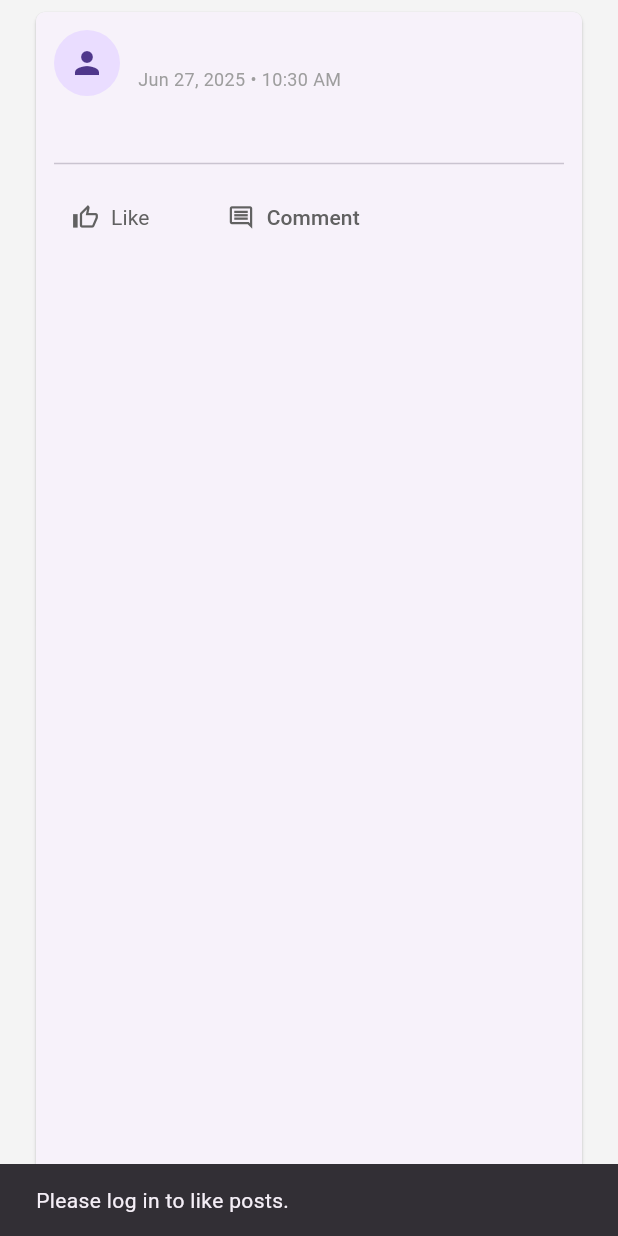
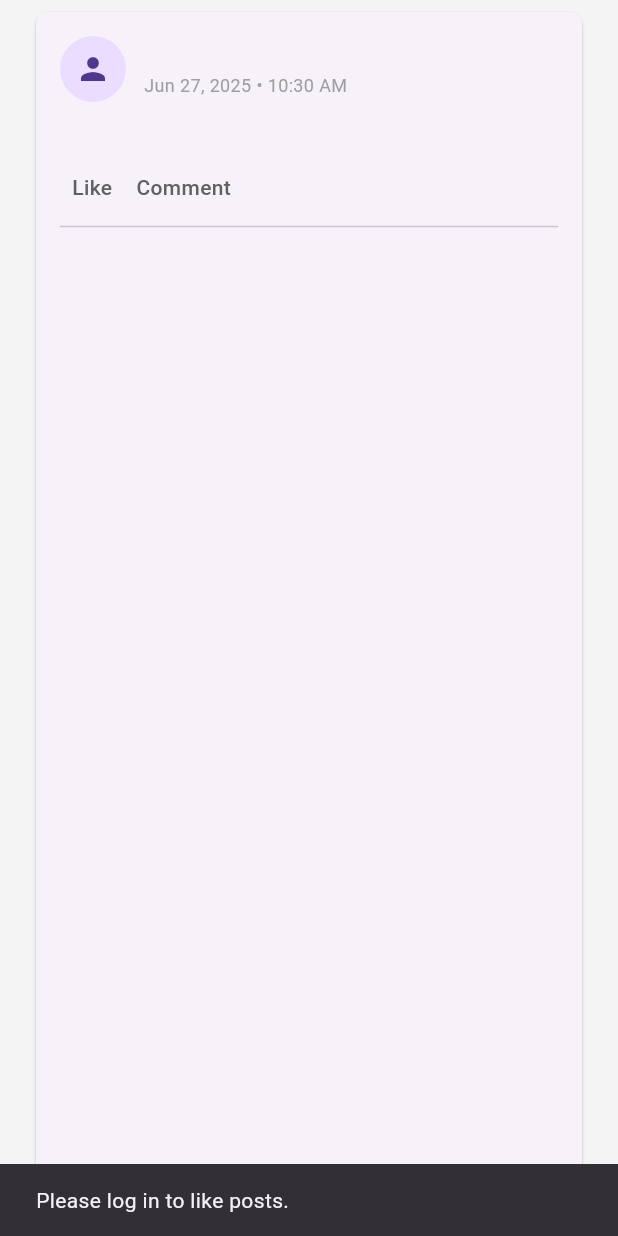
Before and after one commit to TransIRC/OSSN-APP, a Flutter app: the PostCard widget shown alone on an empty page, opened directly with empty values, after a tap on "Like", on a phone screen of 412 x 824 dp. Run offline on Flutter 3.47's test engine with Material 3 defaults, Android fonts, the phone set to English and light mode, and no system bars; network calls fail.

Commit message:
Can post comment but can't see the comment (yet)

```diff
--- /dev/null
+++ b/ossnapp/lib/models/comment.dart
@@ -0,0 +1,84 @@
+import 'package:flutter/material.dart';
+
+class Comment {
+  final String id;
+  final String userId;
+  final String userName;
+  final String? userAvatarUrl;
+  final String content;
+  final DateTime timestamp;
+  final bool isMine;
+
+  Comment({
+    required this.id,
+    required this.userId,
+    required this.userName,
+    required this.content,
+    required this.timestamp,
+    this.userAvatarUrl,
+    this.isMine = false,
+  });
+
+  factory Comment.fromJson(Map<String, dynamic> json) {
+    try {
+      // Extract user info if it's a nested map or use fallback values
+      final user = json['user'] is Map ? json['user'] : {};
+      final userId = user['guid']?.toString() ?? json['user_guid']?.toString() ?? '0';
+      final userName = user['fullname']?.toString() ??
+          json['user_name']?.toString() ??
+          'Unknown User';
+      final userAvatarUrl = user['icon'] is Map
+          ? (user['icon']['small'] as String?)
+          : null;
+
+      // Extract comment content (try 'comment', then 'value', then fallback)
+      final content = json['comment']?.toString() ??
+          json['value']?.toString() ??
+          '';
+
+      // Parse timestamp (prefer int, fallback to string, fallback to now)
+      DateTime timestamp;
+      if (json['time_created'] != null) {
+        if (json['time_created'] is String) {
+          timestamp = DateTime.fromMillisecondsSinceEpoch(
+              int.tryParse(json['time_created']) != null
+                  ? int.parse(json['time_created']) * 1000
+                  : DateTime.now().millisecondsSinceEpoch);
+        } else if (json['time_created'] is int) {
+          timestamp = DateTime.fromMillisecondsSinceEpoch(
+              json['time_created'] * 1000);
+        } else {
+          timestamp = DateTime.now();
+        }
+      } else {
+        timestamp = DateTime.now();
+      }
+
+      // Determine ownership (isMine)
+      final isMine = json['is_liked_by_user'] == true ||
+          json['is_owner'] == true ||
+          json['is_owner'] == '1';
+
+      return Comment(
+        id: json['id']?.toString() ??
+            json['guid']?.toString() ??
+            DateTime.now().toIso8601String(),
+        userId: userId,
+        userName: userName,
+        userAvatarUrl: userAvatarUrl,
+        content: content,
+        timestamp: timestamp,
+        isMine: isMine,
+      );
+    } catch (e) {
+      debugPrint('Error parsing comment: $e \nJSON: $json');
+      return Comment(
+        id: 'error-${DateTime.now().toIso8601String()}',
+        userId: '0',
+        userName: 'Error',
+        content: 'Could not load this comment',
+        timestamp: DateTime.now(),
+      );
+    }
+  }
+}
--- a/ossnapp/lib/models/post.dart
+++ b/ossnapp/lib/models/post.dart
@@ -1,5 +1,6 @@
 import 'dart:convert';
 import 'package:flutter/foundation.dart';
+import 'comment.dart'; // <-- Add this import
 
 class Post {
   final String id;
@@ -10,6 +11,8 @@ class Post {
   final DateTime timestamp;
   final int likeCount;
   final bool isLikedByUser;
+  final List<Comment>? comments;      // <-- Add this
+  final int commentCount;             // <-- Add this
 
   Post({
     required this.id,
@@ -20,6 +23,8 @@ class Post {
     required this.timestamp,
     this.likeCount = 0,
     this.isLikedByUser = false,
+    this.comments,                    // <-- Add this
+    this.commentCount = 0,            // <-- Add this
   });
 
   /// Factory constructor to create a Post from the JSON structure
@@ -92,6 +97,21 @@ class Post {
         isLikedByUser = ilbu == '1' || ilbu.toLowerCase() == 'true';
       }
 
+      // ------ NEW: Parse comments & comment count ------
+      List<Comment>? comments;
+      int commentCount = 0;
+      if (postData['comments'] is List) {
+        comments = (postData['comments'] as List)
+            .map((commentJson) => Comment.fromJson(commentJson))
+            .toList();
+      }
+      if (postData['total_comments'] is int) {
+        commentCount = postData['total_comments'];
+      } else if (postData['total_comments'] is String) {
+        commentCount = int.tryParse(postData['total_comments']) ?? 0;
+      }
+      // ------ END NEW ------
+
       return Post(
         id: id,
         userName: userName,
@@ -101,6 +121,8 @@ class Post {
         timestamp: timestamp,
         likeCount: likeCount,
         isLikedByUser: isLikedByUser,
+        comments: comments,              // <-- Add this
+        commentCount: commentCount,      // <-- Add this
       );
     } catch (e) {
       debugPrint('Error parsing post: $e \nJSON: $json');
--- a/ossnapp/lib/widgets/post_card.dart
+++ b/ossnapp/lib/widgets/post_card.dart
@@ -4,10 +4,11 @@ import 'package:intl/intl.dart';
 import '../config.dart';
 import 'package:http/http.dart' as http;
 import 'dart:convert';
+import '../widgets/comment_section.dart';
 
 class PostCard extends StatefulWidget {
   final Post post;
-  final Map<String, dynamic>? authPayload; // Add this to get user info
+  final Map<String, dynamic>? authPayload;
 
   const PostCard({super.key, required this.post, this.authPayload});
 
@@ -20,11 +21,13 @@ class _PostCardState extends State<PostCard> {
   late bool isLiked;
   bool likeLoading = false;
 
+  final FocusNode _commentFocusNode = FocusNode();
+
   @override
   void initState() {
     super.initState();
-    likeCount = widget.post.likeCount ?? 0;
-    isLiked = widget.post.isLikedByUser ?? false;
+    likeCount = widget.post.likeCount;
+    isLiked = widget.post.isLikedByUser;
   }
 
   Future<void> _likePost() async {
@@ -35,7 +38,6 @@ class _PostCardState extends State<PostCard> {
       return;
     }
 
-    // Optimistically update UI before network request
     setState(() {
       likeLoading = true;
       isLiked = !isLiked;
@@ -43,10 +45,8 @@ class _PostCardState extends State<PostCard> {
     });
 
     try {
-      // Use correct endpoint for like and unlike
       final endpoint = isLiked ? 'like_add' : 'unlike_set';
       final url = Uri.parse('${AppConfig.apiUrl}/$endpoint');
-      // Build the body based on action
       final body = {
         'subject_guid': widget.post.id,
         'type': 'post',
@@ -54,7 +54,7 @@ class _PostCardState extends State<PostCard> {
         'api_key_token': AppConfig.apiKey,
       };
       if (isLiked) {
-        body['reaction_type'] = 'like'; // Only send for like_add
+        body['reaction_type'] = 'like';
       }
       final response = await http.post(
         url,
@@ -75,7 +75,6 @@ class _PostCardState extends State<PostCard> {
           });
         }
       } else {
-        // If failed, revert the optimistic update
         setState(() {
           isLiked = !isLiked;
           likeCount += isLiked ? 1 : -1;
@@ -99,6 +98,54 @@ class _PostCardState extends State<PostCard> {
     }
   }
 
+  void _refreshComments() {
+    setState(() {});
+  }
+
+  Widget _actionRow() {
+    return Padding(
+      padding: const EdgeInsets.only(left: 8, bottom: 4, top: 4),
+      child: Row(
+        children: [
+          GestureDetector(
+            onTap: likeLoading ? null : _likePost,
+            child: Text(
+              'Like',
+              style: TextStyle(
+                color: isLiked ? Colors.blue : Colors.grey[700],
+                fontWeight: FontWeight.w500,
+                fontSize: 14,
+              ),
+            ),
+          ),
+          const SizedBox(width: 16),
+          GestureDetector(
+            onTap: () {
+              FocusScope.of(context).requestFocus(_commentFocusNode);
+            },
+            child: Text(
+              'Comment',
+              style: TextStyle(
+                color: Colors.grey[700],
+                fontWeight: FontWeight.w500,
+                fontSize: 14,
+              ),
+            ),
+          ),
+          const Spacer(),
+          if (likeCount > 0)
+            Row(
+              children: [
+                const Icon(Icons.thumb_up_alt, color: Colors.blue, size: 16),
+                const SizedBox(width: 4),
+                Text(likeCount.toString(), style: const TextStyle(color: Colors.blue, fontSize: 13)),
+              ],
+            ),
+        ],
+      ),
+    );
+  }
+
   @override
   Widget build(BuildContext context) {
     final bool hasNetworkAvatar = widget.post.userAvatarUrl != null &&
@@ -106,9 +153,9 @@ class _PostCardState extends State<PostCard> {
 
     return Card(
       margin: const EdgeInsets.symmetric(horizontal: 24, vertical: 8),
-      shape: RoundedRectangleBorder(borderRadius: BorderRadius.circular(6)),
+      shape: RoundedRectangleBorder(borderRadius: BorderRadius.circular(8)),
       child: Padding(
-        padding: const EdgeInsets.all(12.0),
+        padding: const EdgeInsets.all(16.0),
         child: Column(
           crossAxisAlignment: CrossAxisAlignment.start,
           children: [
@@ -116,8 +163,7 @@ class _PostCardState extends State<PostCard> {
               children: [
                 CircleAvatar(
                   radius: 22,
-                  backgroundImage:
-                      hasNetworkAvatar ? NetworkImage(widget.post.userAvatarUrl!) : null,
+                  backgroundImage: hasNetworkAvatar ? NetworkImage(widget.post.userAvatarUrl!) : null,
                   child: !hasNetworkAvatar ? const Icon(Icons.person) : null,
                 ),
                 const SizedBox(width: 12),
@@ -137,7 +183,7 @@ class _PostCardState extends State<PostCard> {
               ],
             ),
             const SizedBox(height: 12),
-            Text(widget.post.content, style: const TextStyle(fontSize: 14)),
+            Text(widget.post.content, style: const TextStyle(fontSize: 15)),
             if (widget.post.imageUrl != null && widget.post.imageUrl!.startsWith('http')) ...[
               const SizedBox(height: 12),
               ClipRRect(
@@ -145,62 +191,19 @@ class _PostCardState extends State<PostCard> {
                 child: Image.network(widget.post.imageUrl!),
               ),
             ],
+            const SizedBox(height: 10),
+            _actionRow(),
             const Divider(height: 24),
-            Row(
-              children: [
-                _actionLikeButton(),
-                const SizedBox(width: 24),
-                _actionButton(icon: Icons.comment_outlined, label: 'Comment'),
-                const Spacer(),
-                if (likeCount > 0)
-                  Row(
-                    children: [
-                      const Icon(Icons.thumb_up_alt, color: Colors.blue, size: 16),
-                      const SizedBox(width: 4),
-                      Text(likeCount.toString(), style: const TextStyle(color: Colors.blue)),
-                    ],
-                  ),
-              ],
-            ),
+            if (widget.authPayload != null)
+              CommentSection(
+                postId: widget.post.id,
+                authPayload: widget.authPayload!,
+                onCommentAdded: _refreshComments,
+                focusNode: _commentFocusNode,
+              ),
           ],
         ),
       ),
     );
   }
-
-  Widget _actionLikeButton() {
-    return TextButton.icon(
-      icon: Icon(
-        isLiked ? Icons.thumb_up_alt : Icons.thumb_up_alt_outlined,
-        size: 18,
-        color: isLiked ? Colors.blue : Colors.grey.shade700,
-      ),
-      label: Text(
-        'Like',
-        style: TextStyle(
-          color: isLiked ? Colors.blue : Colors.grey.shade700,
-          fontWeight: isLiked ? FontWeight.bold : FontWeight.normal,
-        ),
-      ),
-      onPressed: likeLoading ? null : _likePost,
-      style: ButtonStyle(
-        overlayColor: MaterialStateProperty.resolveWith<Color?>(
-          (Set<MaterialState> states) {
-            if (states.contains(MaterialState.pressed)) {
-              return isLiked ? Colors.blue.withOpacity(0.15) : Colors.grey.withOpacity(0.15);
-            }
-            return null;
-          },
-        ),
-      ),
-    );
-  }
-
-  Widget _actionButton({required IconData icon, required String label}) {
-    return TextButton.icon(
-      icon: Icon(icon, size: 18, color: Colors.grey.shade700),
-      label: Text(label, style: TextStyle(color: Colors.grey.shade700)),
-      onPressed: () {},
-    );
-  }
 }
--- a/ossnapp/pubspec.yaml
+++ b/ossnapp/pubspec.yaml
@@ -19,6 +19,7 @@ dev_dependencies:
     sdk: flutter
   flutter_lints: ^2.0.0
 
+
 flutter:
   uses-material-design: true
   assets:
```
Also changed, not shown: ossnapp/lib/widgets/comment_section.dart (added, +325 -0 lines).
